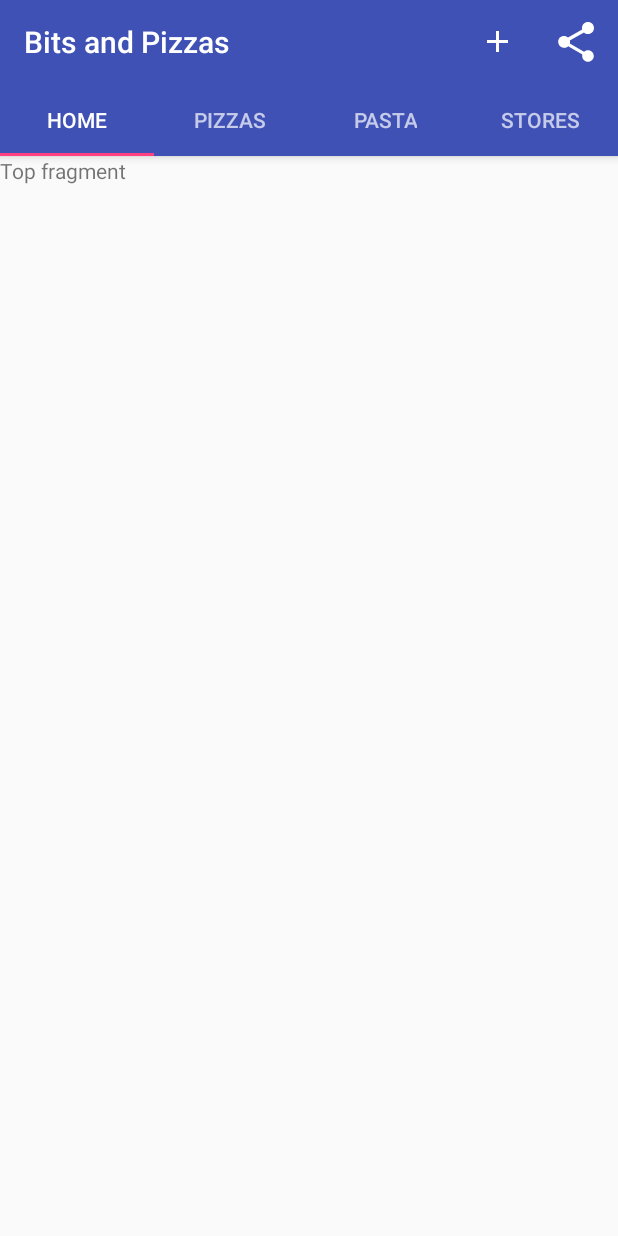
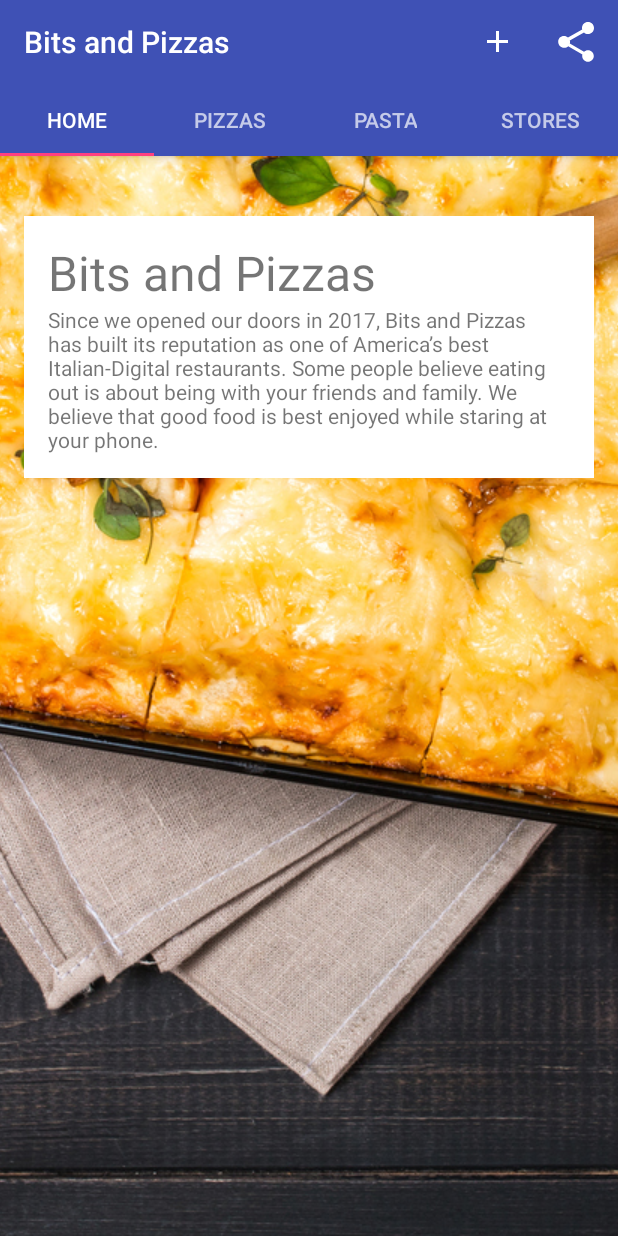
Before and after one commit to FutureAndroidDeveloper/Bits-and-Pizzas, an Android app: the screen it shows after launch (MainActivity), on a phone screen of 412 x 824 dp. Run offline under Robolectric (Android 15) with nearby library versions, the phone set to English and light mode, and no system bars.

Commit message:
Change content in fragment_top.xm;

```diff
--- a/app/build.gradle
+++ b/app/build.gradle
@@ -19,11 +19,12 @@ android {
 }
 
 dependencies {
-    implementation fileTree(dir: 'libs', include: ['*.jar'])
+    implementation fileTree(include: ['*.jar'], dir: 'libs')
     implementation 'com.android.support:appcompat-v7:28.0.0-alpha1'
     implementation 'com.android.support.constraint:constraint-layout:1.1.0'
     implementation 'com.android.support:support-v4:28.0.0'
     testImplementation 'junit:junit:4.12'
     androidTestImplementation 'com.android.support.test:runner:1.0.2'
     androidTestImplementation 'com.android.support.test.espresso:espresso-core:3.0.2'
+    implementation 'com.android.support:design:28.0.0'
 }
--- a/app/src/main/res/layout/fragment_top.xml
+++ b/app/src/main/res/layout/fragment_top.xml
@@ -1,15 +1,41 @@
-<?xml version="1.0" encoding="utf-8"?>
-<LinearLayout xmlns:android="http://schemas.android.com/apk/res/android"
+<android.support.v4.widget.NestedScrollView
+    xmlns:android="http://schemas.android.com/apk/res/android"
     xmlns:tools="http://schemas.android.com/tools"
     android:layout_width="match_parent"
     android:layout_height="match_parent"
-    android:orientation="vertical"
     tools:context=".TopFragment">
 
-    <!-- TODO: Update blank fragment layout -->
-    <TextView
+    <FrameLayout
         android:layout_width="match_parent"
-        android:layout_height="match_parent"
-        android:text="@string/title_top" />
+        android:layout_height="wrap_content" >
 
-</LinearLayout>
+        <ImageView android:id="@+id/info_image"
+            android:layout_width="match_parent"
+            android:layout_height="wrap_content"
+            android:scaleType="centerCrop"
+            android:src="@drawable/restaurant"
+            android:contentDescription="@string/restaurant_image" />
+
+        <LinearLayout
+            android:layout_width="match_parent"
+            android:layout_height="wrap_content"
+            android:layout_marginTop="40dp"
+            android:layout_marginLeft="16dp"
+            android:layout_marginRight="16dp"
+            android:padding="16dp"
+            android:background="#FFFFFF"
+            android:orientation="vertical">
+
+            <TextView
+                android:textSize="32sp"
+                android:layout_width="match_parent"
+                android:layout_height="wrap_content"
+                android:text="@string/company_name" />
+
+            <TextView
+                android:layout_width="match_parent"
+                android:layout_height="wrap_content"
+                android:text="@string/home_text" />
+        </LinearLayout>
+    </FrameLayout>
+</android.support.v4.widget.NestedScrollView>
--- a/app/src/main/res/values/strings.xml
+++ b/app/src/main/res/values/strings.xml
@@ -26,4 +26,13 @@
     <string name="pizza_tab">Pizzas</string>
     <string name="pasta_tab">Pasta</string>
     <string name="store_tab">Stores</string>
+
+    <string name="company_name">Bits and Pizzas</string>
+    <string name="restaurant_image">Restaurant image</string>
+    <string name="home_text">Since we opened our doors in 2017, Bits and Pizzas
+        has built its reputation as one of America’s best Italian-Digital
+        restaurants. Some people believe eating out is about being with your
+        friends and family. We believe that good food is best enjoyed while
+        staring at your phone.
+    </string>
 </resources>
```
Also changed, not shown: app/src/main/res/drawable/restaurant.jpg (added).
